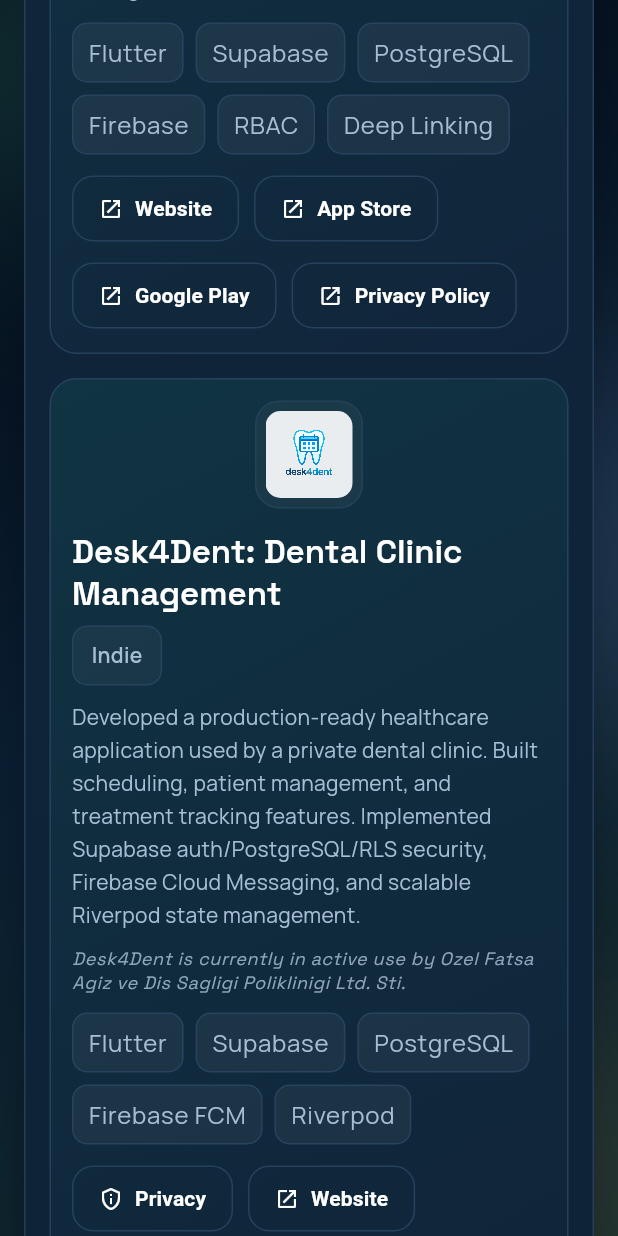
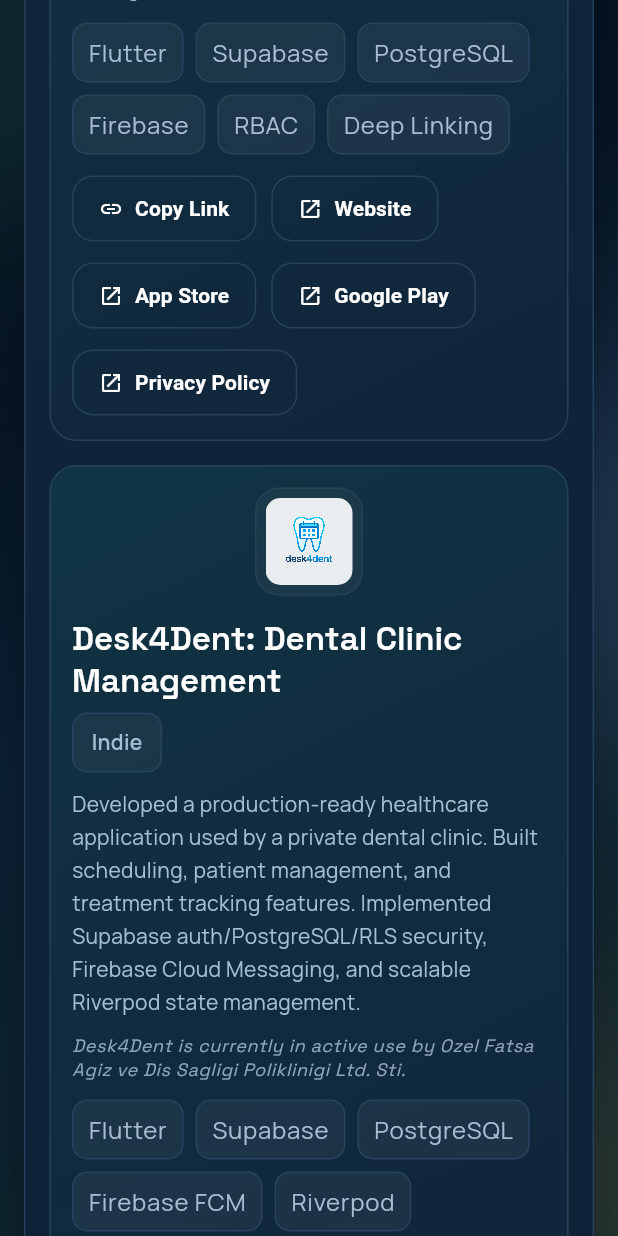
Before and after one commit to BugraKaanSaglam/bugrakaansaglam_website, a Flutter app: the screen it shows after launch, scrolled down 2880 dp, on a phone screen of 412 x 824 dp. Run offline on Flutter 3.47's test engine with Material 3 defaults, Android fonts, the phone set to English and light mode, and no system bars; our stand-ins replace easy_localization, go_router, google_fonts.

Commit message:
commit 2026_2

```diff
--- a/assets/translations/en.json
+++ b/assets/translations/en.json
@@ -41,6 +41,10 @@
   "about": {
     "body": "Senior Cross-Platform Mobile Developer with 3+ years of experience delivering production-grade applications across healthcare, real estate, and consumer apps. Specialized in scalable architecture, high-performance UI, Supabase/PostgreSQL integrations, deep linking, push notifications, and app store compliance. Strong track record as a sole front-end engineer focused on UX, performance, and maintainability."
   },
+  "projects": {
+    "copy_link": "Copy Link",
+    "copy_link_success": "Project link copied."
+  },
   "contact": {
     "lead": "Reach out for product development, consulting, or project collaboration.",
     "email": "Email",
--- a/lib/app/app_router.dart
+++ b/lib/app/app_router.dart
@@ -46,8 +46,10 @@
     routes: [
       GoRoute(
         path: '/',
-        builder: (context, state) =>
-            PortfolioPage(viewModel: _portfolioViewModel),
+        builder: (context, state) => PortfolioPage(
+          viewModel: _portfolioViewModel,
+          initialProjectSlug: state.uri.queryParameters['project'],
+        ),
       ),
       GoRoute(
         path: '/duru-global',
--- a/lib/features/portfolio/domain/portfolio_models.dart
+++ b/lib/features/portfolio/domain/portfolio_models.dart
@@ -18,6 +18,7 @@
 
 class Project {
   const Project({
+    required this.slug,
     required this.title,
     required this.description,
     required this.tags,
@@ -28,6 +29,7 @@
     this.privacyDoc,
   });
 
+  final String slug;
   final LocalizedText title;
   final LocalizedText description;
   final List<LocalizedText> tags;
--- a/lib/features/portfolio/presentation/pages/portfolio_page.dart
+++ b/lib/features/portfolio/presentation/pages/portfolio_page.dart
@@ -14,9 +14,14 @@
 import 'package:flutter/material.dart';
 
 class PortfolioPage extends StatefulWidget {
-  const PortfolioPage({required this.viewModel, super.key});
+  const PortfolioPage({
+    required this.viewModel,
+    this.initialProjectSlug,
+    super.key,
+  });
 
   final PortfolioViewModel viewModel;
+  final String? initialProjectSlug;
 
   @override
   State<PortfolioPage> createState() => _PortfolioPageState();
@@ -25,6 +30,7 @@
 class _PortfolioPageState extends State<PortfolioPage>
     with SingleTickerProviderStateMixin {
   late final AnimationController _revealController;
+  final Map<String, GlobalKey> _projectKeys = {};
 
   @override
   void initState() {
@@ -33,12 +39,38 @@
       vsync: this,
       duration: const Duration(milliseconds: 1450),
     )..forward();
+    _scheduleProjectScroll();
   }
 
   @override
   void dispose() {
     _revealController.dispose();
     super.dispose();
+  }
+
+  @override
+  void didUpdateWidget(covariant PortfolioPage oldWidget) {
+    super.didUpdateWidget(oldWidget);
+    if (oldWidget.initialProjectSlug != widget.initialProjectSlug) {
+      _scheduleProjectScroll();
+    }
+  }
+
+  void _scheduleProjectScroll() {
+    final slug = widget.initialProjectSlug;
+    if (slug == null || slug.isEmpty) return;
+    WidgetsBinding.instance.addPostFrameCallback((_) {
+      if (!mounted) return;
+      final key = _projectKeys[slug];
+      final targetContext = key?.currentContext;
+      if (targetContext == null) return;
+      Scrollable.ensureVisible(
+        targetContext,
+        duration: const Duration(milliseconds: 650),
+        curve: Curves.easeInOutCubic,
+        alignment: 0.08,
+      );
+    });
   }
 
   Widget _reveal({
@@ -156,6 +188,10 @@
                                 children: [
                                   ...content.projects.map(
                                     (project) => Padding(
+                                      key: _projectKeys.putIfAbsent(
+                                        project.slug,
+                                        GlobalKey.new,
+                                      ),
                                       padding: const EdgeInsets.only(
                                         bottom: 16,
                                       ),
--- a/lib/features/portfolio/presentation/widgets/project_card.dart
+++ b/lib/features/portfolio/presentation/widgets/project_card.dart
@@ -18,6 +18,9 @@
     final locale = context.locale;
     final buttons = <Widget>[];
     final iconAsset = project.iconAsset;
+    final projectLink = Uri.base
+        .replace(path: '/', queryParameters: {'project': project.slug})
+        .toString();
     if (project.privacyDoc != null) {
       buttons.add(
         OutlinedButton.icon(
@@ -26,6 +29,20 @@
           onPressed: () {
             context.go(project.privacyDoc!.routePath);
           },
+        ),
+      );
+    }
+    if (compact) {
+      buttons.insert(
+        0,
+        OutlinedButton.icon(
+          icon: const Icon(Icons.link, size: 16),
+          label: Text(tr('projects.copy_link')),
+          onPressed: () => copyToClipboard(
+            context,
+            projectLink,
+            tr('projects.copy_link_success'),
+          ),
         ),
       );
     }
@@ -42,6 +59,17 @@
                 style: theme.textTheme.titleLarge,
               ),
             ),
+            if (!compact)
+              IconButton(
+                tooltip: tr('projects.copy_link'),
+                onPressed: () => copyToClipboard(
+                  context,
+                  projectLink,
+                  tr('projects.copy_link_success'),
+                ),
+                icon: const Icon(Icons.link_rounded, size: 20),
+                color: AppTheme.textMuted,
+              ),
             if (project.meta != null && !compact) ...[
               const SizedBox(width: 12),
               InfoBadge(label: project.meta!.ofLocale(locale)),
```
Also changed, not shown: assets/translations/tr.json (+8 -4 lines), lib/features/portfolio/data/portfolio_content.dart (+16 -9 lines).
